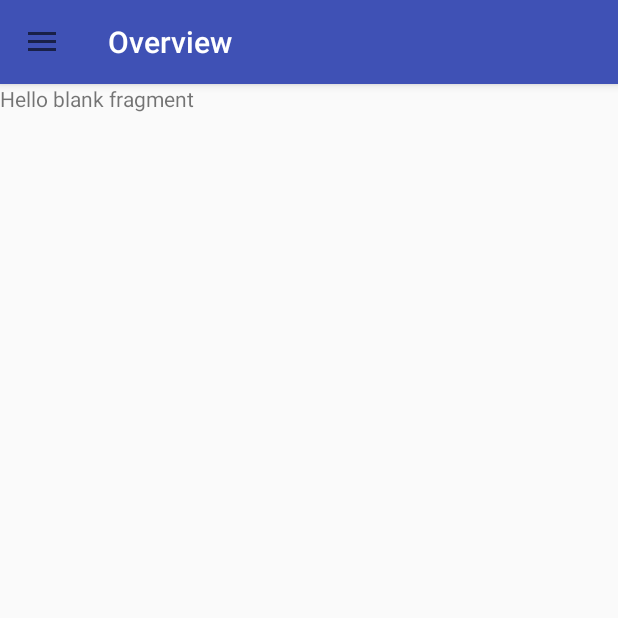
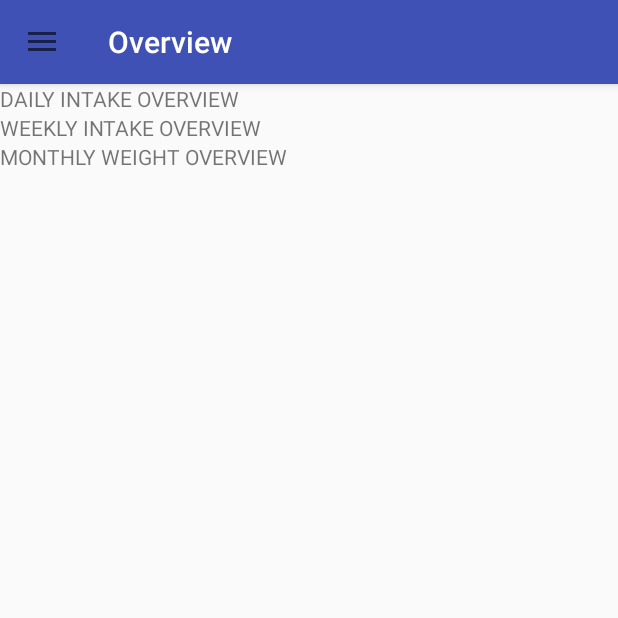
Before and after one commit to TechTeam9/NuTrack, an Android app: the MainActivity screen opened directly, with no data from a screen before it, on a phone screen of 412 x 824 dp, the top half of it. Run offline under Robolectric (Android 15) with nearby library versions, the phone set to English and light mode, and no system bars; 4 statements that could not run were skipped.

Commit message:
3 fragments it is
Fragment nesting isn't available in API 15, Reworking

```diff
--- a/app/build.gradle
+++ b/app/build.gradle
@@ -51,6 +51,7 @@ dependencies {
 
 
 
+
 allprojects {
     repositories {
         maven { url "https://jitpack.io" }
--- a/app/src/main/java/edu/uw/tcss450/nutrack/activity/MainActivity.java
+++ b/app/src/main/java/edu/uw/tcss450/nutrack/activity/MainActivity.java
@@ -29,13 +29,15 @@ import edu.uw.tcss450.nutrack.DBHelper.DBMemberInfoHelper;
 import edu.uw.tcss450.nutrack.DBHelper.DBPersonalInfoTableHelper;
 import edu.uw.tcss450.nutrack.Helper.ProfileHelper;
 import edu.uw.tcss450.nutrack.R;
+import edu.uw.tcss450.nutrack.fragment.DailyIntakeOverviewFragment;
 import edu.uw.tcss450.nutrack.fragment.EditProfileDialogFragment;
 import edu.uw.tcss450.nutrack.fragment.LookUpFoodFragment;
 import edu.uw.tcss450.nutrack.fragment.MainFragment;
-import edu.uw.tcss450.nutrack.fragment.OverviewFragment;
+import edu.uw.tcss450.nutrack.fragment.MonthlyWeightOverviewFragment;
 import edu.uw.tcss450.nutrack.fragment.ProfileFragment;
 import edu.uw.tcss450.nutrack.fragment.SearchResultFragment;
 import edu.uw.tcss450.nutrack.fragment.SettingFragment;
+import edu.uw.tcss450.nutrack.fragment.WeeklyIntakeOverviewFragment;
 import edu.uw.tcss450.nutrack.model.Profile;
 
 import static edu.uw.tcss450.nutrack.R.id.naviView;
@@ -47,7 +49,8 @@ import static edu.uw.tcss450.nutrack.R.id.naviView;
 public class MainActivity extends AppCompatActivity implements ProfileFragment.OnFragmentInteractionListener,
         LookUpFoodFragment.OnFragmentInteractionListener, MainFragment.OnFragmentInteractionListener,
         SettingFragment.OnFragmentInteractionListener, SearchResultFragment.OnFragmentInteractionListener,
-        EditProfileDialogFragment.OnFragmentInteractionListener, OverviewFragment.OnFragmentInteractionListener {
+        EditProfileDialogFragment.OnFragmentInteractionListener, DailyIntakeOverviewFragment.OnFragmentInteractionListener,
+        WeeklyIntakeOverviewFragment.OnFragmentInteractionListener,MonthlyWeightOverviewFragment.OnFragmentInteractionListener {
     /**
      * The layout that hold the navigation drawer.
      */
@@ -101,31 +104,31 @@ public class MainActivity extends AppCompatActivity implements ProfileFragment.O
         I am going to put these in a fragment later so we can switch out
         the whole unit instead of dealing with all three of them.
          */
-        Class theFragmentClass = OverviewFragment.class;
-        //Class topFragmentClass = DailyIntakeOverviewFragment.class;
-        //Class middleFragmentClass = WeeklyIntakeOverviewFragment.class;
-        //Class bottomFragmentClass = MonthlyWeightOverviewFragment.class;
+        //Class theFragmentClass = WeeklyIntakeOverviewFragment.class;
+        Class topFragmentClass = DailyIntakeOverviewFragment.class;
+        Class middleFragmentClass = WeeklyIntakeOverviewFragment.class;
+        Class bottomFragmentClass = MonthlyWeightOverviewFragment.class;
 
-        Fragment theFragment = null;
-        //Fragment topFragment = null;
-        //Fragment middleFragment = null;
-        //Fragment bottomFragment = null;
+        //Fragment theFragment = null;
+        Fragment topFragment = null;
+        Fragment middleFragment = null;
+        Fragment bottomFragment = null;
 
         try {
-            theFragment = (Fragment) theFragmentClass.newInstance();
-            //topFragment = (Fragment) topFragmentClass.newInstance();
-            //middleFragment = (Fragment) middleFragmentClass.newInstance();
-            //bottomFragment = (Fragment) bottomFragmentClass.newInstance();
+            //theFragment = (Fragment) theFragmentClass.newInstance();
+            topFragment = (Fragment) topFragmentClass.newInstance();
+            middleFragment = (Fragment) middleFragmentClass.newInstance();
+            bottomFragment = (Fragment) bottomFragmentClass.newInstance();
         } catch (Exception e) {
             e.printStackTrace();
         }
 
         FragmentTransaction fragmentTracs = getSupportFragmentManager().beginTransaction();
 
-        fragmentTracs.add(R.id.flContent, theFragment);
-        //fragmentTracs.add(R.id.flContentTop, topFragment);
-        //fragmentTracs.add(R.id.flContentMiddle, middleFragment);
-        //fragmentTracs.add(R.id.flContentBottom, bottomFragment);
+        //fragmentTracs.add(R.id.flContent, theFragment);
+        fragmentTracs.add(R.id.flContentTop, topFragment, "top");
+        fragmentTracs.add(R.id.flContentMiddle, middleFragment, "middle");
+        fragmentTracs.add(R.id.flContentBottom, bottomFragment,"bottom");
 
         fragmentTracs.commit();
 
@@ -236,12 +239,13 @@ public class MainActivity extends AppCompatActivity implements ProfileFragment.O
         mFragment = null;
 
         Class fragmentClass = null;
+
         switch (theMenuItem.getItemId()) {
             case R.id.nav_profile:
                 fragmentClass = ProfileFragment.class;
                 break;
             case R.id.nav_overview:
-                fragmentClass = MainFragment.class;
+                fragmentClass = DailyIntakeOverviewFragment.class;
                 break;
             case R.id.nav_settings:
                 fragmentClass = SettingFragment.class;
@@ -265,7 +269,18 @@ public class MainActivity extends AppCompatActivity implements ProfileFragment.O
             }
 
             FragmentManager fragmentManager = getSupportFragmentManager();
-            fragmentManager.beginTransaction().replace(R.id.flContent, mFragment).commit();
+            fragmentManager.beginTransaction().replace(R.id.flContentTop, mFragment).commit();
+            if (theMenuItem.getItemId() != R.id.nav_overview) {
+                Fragment middleFragment = fragmentManager.findFragmentByTag("middle");
+                Fragment bottomFragment = fragmentManager.findFragmentByTag("bottom");
+                if (middleFragment != null) {
+                    fragmentManager.beginTransaction().remove(middleFragment).commit();
+                    fragmentManager.beginTransaction().remove(bottomFragment).commit();
+                }
+            } else {
+                fragmentManager.beginTransaction().add();
+                //fragmentManager.beginTransaction().add()
+            }
         }
         theMenuItem.setChecked(true);
         mDrawer.closeDrawers();
@@ -298,7 +313,7 @@ public class MainActivity extends AppCompatActivity implements ProfileFragment.O
 
         FragmentTransaction transaction = getSupportFragmentManager()
                 .beginTransaction()
-                .replace(R.id.flContent, fragment);
+                .replace(R.id.flContentTop, fragment);
         // Commit the transaction
         transaction.commit();
     }
@@ -341,7 +356,7 @@ public class MainActivity extends AppCompatActivity implements ProfileFragment.O
             e.printStackTrace();
         }
         FragmentManager fragmentManager = getSupportFragmentManager();
-        fragmentManager.beginTransaction().replace(R.id.flContent, fragment).commit();
+        fragmentManager.beginTransaction().replace(R.id.flContentTop, fragment).commit();
     mToolbar.setTitle("Profile");
     mDrawer.closeDrawers();
     }
--- a/app/src/main/java/edu/uw/tcss450/nutrack/fragment/DailyOverviewFragment.java
+++ b/app/src/main/java/edu/uw/tcss450/nutrack/fragment/DailyIntakeOverviewFragment.java
@@ -13,12 +13,12 @@ import edu.uw.tcss450.nutrack.R;
 /**
  * A simple {@link Fragment} subclass.
  * Activities that contain this fragment must implement the
- * {@link DailyOverviewFragment.OnFragmentInteractionListener} interface
+ * {@link DailyIntakeOverviewFragment.OnFragmentInteractionListener} interface
  * to handle interaction events.
- * Use the {@link DailyOverviewFragment#newInstance} factory method to
+ * Use the {@link DailyIntakeOverviewFragment#newInstance} factory method to
  * create an instance of this fragment.
  */
-public class DailyOverviewFragment extends Fragment {
+public class DailyIntakeOverviewFragment extends Fragment {
     // TODO: Rename parameter arguments, choose names that match
     // the fragment initialization parameters, e.g. ARG_ITEM_NUMBER
     private static final String ARG_PARAM1 = "param1";
@@ -30,7 +30,7 @@ public class DailyOverviewFragment extends Fragment {
 
     private OnFragmentInteractionListener mListener;
 
-    public DailyOverviewFragment() {
+    public DailyIntakeOverviewFragment() {
         // Required empty public constructor
     }
 
@@ -40,11 +40,11 @@ public class DailyOverviewFragment extends Fragment {
      *
      * @param param1 Parameter 1.
      * @param param2 Parameter 2.
-     * @return A new instance of fragment DailyOverviewFragment.
+     * @return A new instance of fragment DailyIntakeOverviewFragment.
      */
     // TODO: Rename and change types and number of parameters
-    public static DailyOverviewFragment newInstance(String param1, String param2) {
-        DailyOverviewFragment fragment = new DailyOverviewFragment();
+    public static DailyIntakeOverviewFragment newInstance(String param1, String param2) {
+        DailyIntakeOverviewFragment fragment = new DailyIntakeOverviewFragment();
         Bundle args = new Bundle();
         args.putString(ARG_PARAM1, param1);
         args.putString(ARG_PARAM2, param2);
@@ -65,7 +65,7 @@ public class DailyOverviewFragment extends Fragment {
     public View onCreateView(LayoutInflater inflater, ViewGroup container,
                              Bundle savedInstanceState) {
         // Inflate the layout for this fragment
-        return inflater.inflate(R.layout.fragment_daily_overview, container, false);
+        return inflater.inflate(R.layout.fragment_daily_intake_overview, container, false);
     }
 
     // TODO: Rename method, update argument and hook method into UI event
--- a/app/src/main/java/edu/uw/tcss450/nutrack/fragment/OverviewFragment.java
+++ b/app/src/main/java/edu/uw/tcss450/nutrack/fragment/MonthlyWeightOverviewFragment.java
@@ -4,7 +4,6 @@ import android.content.Context;
 import android.net.Uri;
 import android.os.Bundle;
 import android.support.v4.app.Fragment;
-import android.support.v4.app.FragmentTransaction;
 import android.view.LayoutInflater;
 import android.view.View;
 import android.view.ViewGroup;
@@ -14,12 +13,12 @@ import edu.uw.tcss450.nutrack.R;
 /**
  * A simple {@link Fragment} subclass.
  * Activities that contain this fragment must implement the
- * {@link OverviewFragment.OnFragmentInteractionListener} interface
+ * {@link MonthlyWeightOverviewFragment.OnFragmentInteractionListener} interface
  * to handle interaction events.
- * Use the {@link OverviewFragment#newInstance} factory method to
+ * Use the {@link MonthlyWeightOverviewFragment#newInstance} factory method to
  * create an instance of this fragment.
  */
-public class OverviewFragment extends Fragment implements DailyOverviewFragment.OnFragmentInteractionListener {
+public class MonthlyWeightOverviewFragment extends Fragment {
     // TODO: Rename parameter arguments, choose names that match
     // the fragment initialization parameters, e.g. ARG_ITEM_NUMBER
     private static final String ARG_PARAM1 = "param1";
@@ -31,7 +30,7 @@ public class OverviewFragment extends Fragment implements DailyOverviewFragment.
 
     private OnFragmentInteractionListener mListener;
 
-    public OverviewFragment() {
+    public MonthlyWeightOverviewFragment() {
         // Required empty public constructor
     }
 
@@ -41,11 +40,11 @@ public class OverviewFragment extends Fragment implements DailyOverviewFragment.
      *
      * @param param1 Parameter 1.
      * @param param2 Parameter 2.
-     * @return A new instance of fragment OverviewFragment.
+     * @return A new instance of fragment MonthlyWeightOverviewFragment.
      */
     // TODO: Rename and change types and number of parameters
-    public static OverviewFragment newInstance(String param1, String param2) {
-        OverviewFragment fragment = new OverviewFragment();
+    public static MonthlyWeightOverviewFragment newInstance(String param1, String param2) {
+        MonthlyWeightOverviewFragment fragment = new MonthlyWeightOverviewFragment();
         Bundle args = new Bundle();
         args.putString(ARG_PARAM1, param1);
         args.putString(ARG_PARAM2, param2);
@@ -60,45 +59,13 @@ public class OverviewFragment extends Fragment implements DailyOverviewFragment.
             mParam1 = getArguments().getString(ARG_PARAM1);
             mParam2 = getArguments().getString(ARG_PARAM2);
         }
-        /*
-        I am going to put these in a fragment later so we can switch out
-        the whole unit instead of dealing with all three of them.
-         */
-        Class theFragmentClass = OverviewFragment.class;
-        //Class topFragmentClass = DailyIntakeOverviewFragment.class;
-        //Class middleFragmentClass = WeeklyIntakeOverviewFragment.class;
-        //Class bottomFragmentClass = MonthlyWeightOverviewFragment.class;
-
-        Fragment theFragment = null;
-        //Fragment topFragment = null;
-        //Fragment middleFragment = null;
-        //Fragment bottomFragment = null;
-
-        try {
-            theFragment = (Fragment) theFragmentClass.newInstance();
-            //topFragment = (Fragment) topFragmentClass.newInstance();
-            //middleFragment = (Fragment) middleFragmentClass.newInstance();
-            //bottomFragment = (Fragment) bottomFragmentClass.newInstance();
-        } catch (Exception e) {
-            e.printStackTrace();
-        }
-
-        FragmentTransaction fragmentTracs = v.getSupportFragmentManager().beginTransaction();
-
-        fragmentTracs.add(R.id.flContent, theFragment);
-        //fragmentTracs.add(R.id.flContentTop, topFragment);
-        //fragmentTracs.add(R.id.flContentMiddle, middleFragment);
-        //fragmentTracs.add(R.id.flContentBottom, bottomFragment);
-
-        fragmentTracs.commit();
     }
 
     @Override
     public View onCreateView(LayoutInflater inflater, ViewGroup container,
                              Bundle savedInstanceState) {
-
         // Inflate the layout for this fragment
-        return inflater.inflate(R.layout.fragment_overview, container, false);
+        return inflater.inflate(R.layout.fragment_monthly_weight_overview, container, false);
     }
 
     // TODO: Rename method, update argument and hook method into UI event
--- /dev/null
+++ b/app/src/main/java/edu/uw/tcss450/nutrack/fragment/WeeklyIntakeOverviewFragment.java
@@ -0,0 +1,110 @@
+package edu.uw.tcss450.nutrack.fragment;
+
+import android.content.Context;
+import android.net.Uri;
+import android.os.Bundle;
+import android.support.v4.app.Fragment;
+import android.view.LayoutInflater;
+import android.view.View;
+import android.view.ViewGroup;
+
+import edu.uw.tcss450.nutrack.R;
+
+/**
+ * A simple {@link Fragment} subclass.
+ * Activities that contain this fragment must implement the
+ * {@link WeeklyIntakeOverviewFragment.OnFragmentInteractionListener} interface
+ * to handle interaction events.
+ * Use the {@link WeeklyIntakeOverviewFragment#newInstance} factory method to
+ * create an instance of this fragment.
+ */
+public class WeeklyIntakeOverviewFragment extends Fragment {
+    // TODO: Rename parameter arguments, choose names that match
+    // the fragment initialization parameters, e.g. ARG_ITEM_NUMBER
+    private static final String ARG_PARAM1 = "param1";
+    private static final String ARG_PARAM2 = "param2";
+
+    // TODO: Rename and change types of parameters
+    private String mParam1;
+    private String mParam2;
+
+    private OnFragmentInteractionListener mListener;
+
+    public WeeklyIntakeOverviewFragment() {
+        // Required empty public constructor
+    }
+
+    /**
+     * Use this factory method to create a new instance of
+     * this fragment using the provided parameters.
+     *
+     * @param param1 Parameter 1.
+     * @param param2 Parameter 2.
+     * @return A new instance of fragment WeeklyIntakeOverviewFragment.
+     */
+    // TODO: Rename and change types and number of parameters
+    public static WeeklyIntakeOverviewFragment newInstance(String param1, String param2) {
+        WeeklyIntakeOverviewFragment fragment = new WeeklyIntakeOverviewFragment();
+        Bundle args = new Bundle();
+        args.putString(ARG_PARAM1, param1);
+        args.putString(ARG_PARAM2, param2);
+        fragment.setArguments(args);
+        return fragment;
+    }
+
+    @Override
+    public void onCreate(Bundle savedInstanceState) {
+        super.onCreate(savedInstanceState);
+        if (getArguments() != null) {
+            mParam1 = getArguments().getString(ARG_PARAM1);
+            mParam2 = getArguments().getString(ARG_PARAM2);
+        }
+    }
+
+    @Override
+    public View onCreateView(LayoutInflater inflater, ViewGroup container,
+                             Bundle savedInstanceState) {
+
+        // Inflate the layout for this fragment
+        return inflater.inflate(R.layout.fragment_weekly_intake_overview, container, false);
+    }
+
+    // TODO: Rename method, update argument and hook method into UI event
+    public void onButtonPressed(Uri uri) {
+        if (mListener != null) {
+            mListener.onFragmentInteraction(uri);
+        }
+    }
+
+    @Override
+    public void onAttach(Context context) {
+        super.onAttach(context);
+        if (context instanceof OnFragmentInteractionListener) {
+            mListener = (OnFragmentInteractionListener) context;
+        } else {
+            throw new RuntimeException(context.toString()
+                    + " must implement OnFragmentInteractionListener");
+        }
+    }
+
+    @Override
+    public void onDetach() {
+        super.onDetach();
+        mListener = null;
+    }
+
+    /**
+     * This interface must be implemented by activities that contain this
+     * fragment to allow an interaction in this fragment to be communicated
+     * to the activity and potentially other fragments contained in that
+     * activity.
+     * <p>
+     * See the Android Training lesson <a href=
+     * "http://developer.android.com/training/basics/fragments/communicating.html"
+     * >Communicating with Other Fragments</a> for more information.
+     */
+    public interface OnFragmentInteractionListener {
+        // TODO: Update argument type and name
+        void onFragmentInteraction(Uri uri);
+    }
+}
--- a/app/src/main/res/layout/activity_main.xml
+++ b/app/src/main/res/layout/activity_main.xml
@@ -26,10 +26,28 @@
                 android:layout_height="wrap_content"
                 app:layout_behavior="@string/appbar_scrolling_view_behavior" />
         </android.support.design.widget.AppBarLayout>
-        <FrameLayout
-            android:id="@+id/flContent"
-            android:layout_width="match_parent"
-            android:layout_height="wrap_content" />
+        <android.support.v4.widget.NestedScrollView
+            android:layout_height="wrap_content"
+            android:layout_width="match_parent">
+            <LinearLayout
+                android:layout_width="match_parent"
+                android:layout_height="match_parent"
+                android:orientation="vertical">
+
+                <FrameLayout
+                    android:id="@+id/flContentTop"
+                    android:layout_width="match_parent"
+                    android:layout_height="wrap_content" />
+                <FrameLayout
+                    android:id="@+id/flContentMiddle"
+                    android:layout_width="match_parent"
+                    android:layout_height="wrap_content" />
+                <FrameLayout
+                    android:id="@+id/flContentBottom"
+                    android:layout_width="match_parent"
+                    android:layout_height="wrap_content" />
+            </LinearLayout>
+        </android.support.v4.widget.NestedScrollView>
     </LinearLayout>
 
     <android.support.design.widget.NavigationView
--- a/app/src/main/res/layout/fragment_daily_overview.xml
+++ b/app/src/main/res/layout/fragment_daily_intake_overview.xml
@@ -2,12 +2,12 @@
     xmlns:tools="http://schemas.android.com/tools"
     android:layout_width="match_parent"
     android:layout_height="match_parent"
-    tools:context="edu.uw.tcss450.nutrack.fragment.DailyOverviewFragment">
+    tools:context="edu.uw.tcss450.nutrack.fragment.DailyIntakeOverviewFragment">
 
     <!-- TODO: Update blank fragment layout -->
     <TextView
         android:layout_width="match_parent"
         android:layout_height="match_parent"
-        android:text="@string/hello_blank_fragment" />
+        android:text="DAILY INTAKE OVERVIEW" />
 
 </FrameLayout>
--- /dev/null
+++ b/app/src/main/res/layout/fragment_monthly_weight_overview.xml
@@ -0,0 +1,13 @@
+<FrameLayout xmlns:android="http://schemas.android.com/apk/res/android"
+    xmlns:tools="http://schemas.android.com/tools"
+    android:layout_width="match_parent"
+    android:layout_height="match_parent"
+    tools:context="edu.uw.tcss450.nutrack.fragment.MonthlyWeightOverviewFragment">
+
+    <!-- TODO: Update blank fragment layout -->
+    <TextView
+        android:layout_width="match_parent"
+        android:layout_height="match_parent"
+        android:text="MONTHLY WEIGHT OVERVIEW" />
+
+</FrameLayout>
--- a/app/src/main/res/layout/fragment_overview.xml
+++ /dev/null
@@ -1,36 +0,0 @@
-<LinearLayout xmlns:android="http://schemas.android.com/apk/res/android"
-    xmlns:tools="http://schemas.android.com/tools"
-    android:layout_width="match_parent"
-    android:layout_height="match_parent"
-    tools:context="edu.uw.tcss450.nutrack.fragment.OverviewFragment"
-    android:orientation="vertical">
-
-    <!-- TODO: Update blank fragment layout -->
-    <TextView
-        android:layout_width="match_parent"
-        android:layout_height="wrap_content"
-        android:text="@string/hello_blank_fragment" />
-    <android.support.v4.widget.NestedScrollView
-        android:layout_height="wrap_content"
-        android:layout_width="match_parent">
-        <LinearLayout
-            android:layout_width="match_parent"
-            android:layout_height="match_parent"
-            android:orientation="vertical">
-
-            <FrameLayout
-                android:id="@+id/flContentTop"
-                android:layout_width="match_parent"
-                android:layout_height="wrap_content" />
-            <FrameLayout
-                android:id="@+id/flContentMiddle"
-                android:layout_width="match_parent"
-                android:layout_height="wrap_content" />
-            <FrameLayout
-                android:id="@+id/flContentBottom"
-                android:layout_width="match_parent"
-                android:layout_height="wrap_content" />
-        </LinearLayout>
-    </android.support.v4.widget.NestedScrollView>
-
-</LinearLayout>
--- /dev/null
+++ b/app/src/main/res/layout/fragment_weekly_intake_overview.xml
@@ -0,0 +1,15 @@
+<LinearLayout xmlns:android="http://schemas.android.com/apk/res/android"
+    xmlns:tools="http://schemas.android.com/tools"
+    android:layout_width="match_parent"
+    android:layout_height="match_parent"
+    tools:context="edu.uw.tcss450.nutrack.fragment.WeeklyIntakeOverviewFragment"
+    android:orientation="vertical">
+
+    <!-- TODO: Update blank fragment layout -->
+    <TextView
+        android:layout_width="match_parent"
+        android:layout_height="wrap_content"
+        android:text="WEEKLY INTAKE OVERVIEW" />
+
+
+</LinearLayout>
```
